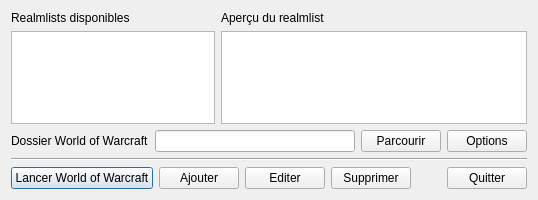
Zxb12/EasyRealm, file fenprincipale.ui: the form before one commit.
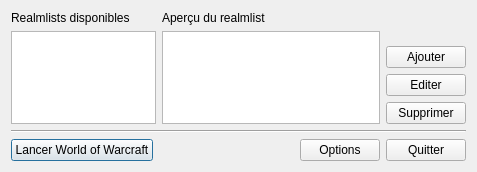
The form after the commit. Icons and pictures are not drawn.

Commit message:
Gestion de plusieurs installations de World of Warcraft.
Un realmlist est dorenavant associe a une installation de World of Warcraft.

Mise a jour du fichier .gitignore.

Petites corrections diverses.

Modification de l'UI pour prendre en compte la gestion des installations de World of Warcraft.

```diff
--- a/fenprincipale.ui
+++ b/fenprincipale.ui
@@ -9,8 +9,8 @@
    <rect>
     <x>0</x>
     <y>0</y>
-    <width>538</width>
-    <height>200</height>
+    <width>477</width>
+    <height>172</height>
    </rect>
   </property>
   <property name="sizePolicy">
@@ -75,44 +75,61 @@
        </property>
       </widget>
      </item>
-    </layout>
-   </item>
-   <item>
-    <layout class="QHBoxLayout" name="horizontalLayout_2">
-     <item>
-      <widget class="QLabel" name="label_3">
-       <property name="text">
-        <string>Dossier World of Warcraft</string>
-       </property>
-      </widget>
-     </item>
-     <item>
-      <widget class="QLineEdit" name="ui_dossierWoW"/>
-     </item>
-     <item>
-      <widget class="QPushButton" name="ui_btnParcourir">
-       <property name="enabled">
-        <bool>true</bool>
-       </property>
-       <property name="text">
-        <string>Parcourir</string>
-       </property>
-       <property name="icon">
-        <iconset resource="EasyRealmRessources.qrc">
-         <normaloff>:/FenPrincipale/ressources/browse.png</normaloff>:/FenPrincipale/ressources/browse.png</iconset>
-       </property>
-      </widget>
-     </item>
-     <item>
-      <widget class="QPushButton" name="ui_btnOptions">
-       <property name="text">
-        <string>Options</string>
-       </property>
-       <property name="icon">
-        <iconset resource="EasyRealmRessources.qrc">
-         <normaloff>:/FenPrincipale/ressources/options.png</normaloff>:/FenPrincipale/ressources/options.png</iconset>
-       </property>
-      </widget>
+     <item row="1" column="2">
+      <layout class="QVBoxLayout" name="verticalLayout_2">
+       <item>
+        <spacer name="verticalSpacer">
+         <property name="orientation">
+          <enum>Qt::Vertical</enum>
+         </property>
+         <property name="sizeHint" stdset="0">
+          <size>
+           <width>20</width>
+           <height>40</height>
+          </size>
+         </property>
+        </spacer>
+       </item>
+       <item>
+        <widget class="QPushButton" name="ui_btnAjouter">
+         <property name="text">
+          <string>Ajouter</string>
+         </property>
+         <property name="icon">
+          <iconset>
+           <normaloff>:/FenPrincipale/ressources/add.png</normaloff>:/FenPrincipale/ressources/add.png</iconset>
+         </property>
+        </widget>
+       </item>
+       <item>
+        <widget class="QPushButton" name="ui_btnEditer">
+         <property name="text">
+          <string>Editer</string>
+         </property>
+         <property name="icon">
+          <iconset>
+           <normaloff>:/FenPrincipale/ressources/restart.png</normaloff>:/FenPrincipale/ressources/restart.png</iconset>
+         </property>
+         <property name="checkable">
+          <bool>false</bool>
+         </property>
+         <property name="checked">
+          <bool>false</bool>
+         </property>
+        </widget>
+       </item>
+       <item>
+        <widget class="QPushButton" name="ui_btnSupprimer">
+         <property name="text">
+          <string>Supprimer</string>
+         </property>
+         <property name="icon">
+          <iconset>
+           <normaloff>:/FenPrincipale/ressources/delete.png</normaloff>:/FenPrincipale/ressources/delete.png</iconset>
+         </property>
+        </widget>
+       </item>
+      </layout>
      </item>
     </layout>
    </item>
@@ -142,44 +159,14 @@
        </property>
       </widget>
      </item>
-     <item>
-      <widget class="QPushButton" name="ui_btnAjouter">
-       <property name="text">
-        <string>Ajouter</string>
-       </property>
-       <property name="icon">
-        <iconset resource="EasyRealmRessources.qrc">
-         <normaloff>:/FenPrincipale/ressources/add.png</normaloff>:/FenPrincipale/ressources/add.png</iconset>
-       </property>
-      </widget>
-     </item>
-     <item>
-      <widget class="QPushButton" name="ui_btnEditer">
-       <property name="text">
-        <string>Editer</string>
-       </property>
-       <property name="icon">
-        <iconset resource="EasyRealmRessources.qrc">
-         <normaloff>:/FenPrincipale/ressources/restart.png</normaloff>:/FenPrincipale/ressources/restart.png</iconset>
-       </property>
-      </widget>
-     </item>
-     <item>
-      <widget class="QPushButton" name="ui_btnSupprimer">
-       <property name="text">
-        <string>Supprimer</string>
-       </property>
-       <property name="icon">
-        <iconset resource="EasyRealmRessources.qrc">
-         <normaloff>:/FenPrincipale/ressources/delete.png</normaloff>:/FenPrincipale/ressources/delete.png</iconset>
-       </property>
-      </widget>
-     </item>
      <item>
       <spacer name="horizontalSpacer">
        <property name="orientation">
         <enum>Qt::Horizontal</enum>
        </property>
+       <property name="sizeType">
+        <enum>QSizePolicy::MinimumExpanding</enum>
+       </property>
        <property name="sizeHint" stdset="0">
         <size>
          <width>40</width>
@@ -188,6 +175,17 @@
        </property>
       </spacer>
      </item>
+     <item>
+      <widget class="QPushButton" name="ui_btnOptions">
+       <property name="text">
+        <string>Options</string>
+       </property>
+       <property name="icon">
+        <iconset>
+         <normaloff>:/FenPrincipale/ressources/options.png</normaloff>:/FenPrincipale/ressources/options.png</iconset>
+       </property>
+      </widget>
+     </item>
      <item>
       <widget class="QPushButton" name="ui_btnQuitter">
        <property name="text">
```
Left out of the diff: 10 changed lines with no effect on the pictures. The commit also changes 14 other files.
